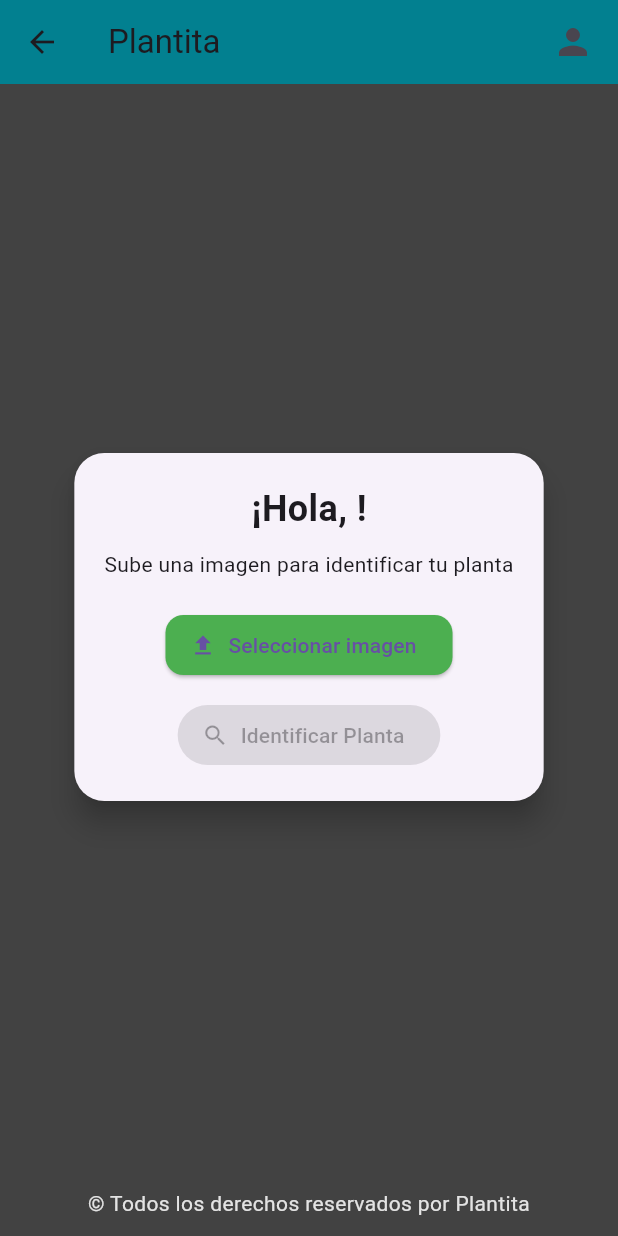
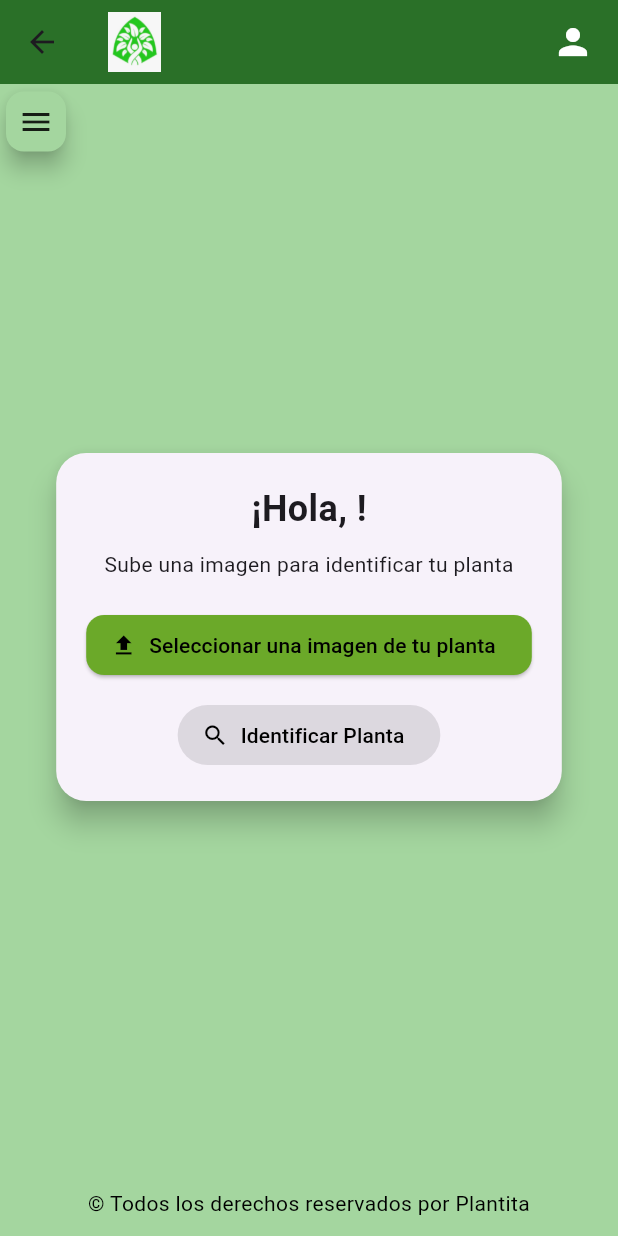
Before and after one commit to LlanterosTech/Fronted-MobileApp, a Flutter app: the PlantIdentifierPage screen opened by its route, on a phone screen of 412 x 824 dp. Run offline on Flutter 3.47's test engine with Material 3 defaults, Android fonts, the phone set to English and light mode, and no system bars; our stand-ins replace image_picker, shared_preferences; accounts and stored records are empty; network calls fail.

Commit message:
fix: change colors and add logo in PlantIdentifierPage

```diff
--- a/lib/features/stored-plants/presentation/plant_identifier_page.dart
+++ b/lib/features/stored-plants/presentation/plant_identifier_page.dart
@@ -4,6 +4,7 @@ import 'package:plantita_app_movil/features/stored-plants/data/remote/plant_serv
 import 'package:plantita_app_movil/features/stored-plants/domain/plant.dart';
 import 'dart:io';
 import 'package:image_picker/image_picker.dart';
+import 'package:plantita_app_movil/features/stored-plants/presentation/sidebar_widget.dart';
 
 class PlantIdentifierPage extends StatefulWidget {
   const PlantIdentifierPage({super.key});
@@ -18,6 +19,7 @@ class PlantIdentifierPageState extends State<PlantIdentifierPage> {
   Plant? identifiedPlant;
   String plantId = '';
   Map<String, dynamic>? formData;
+  bool isSidebarExpanded = false;
 
   final TextEditingController nameController = TextEditingController();
   final TextEditingController locationController = TextEditingController();
@@ -68,6 +70,7 @@ class PlantIdentifierPageState extends State<PlantIdentifierPage> {
         formData?['note'] = '';
         nameController.clear();
         locationController.clear();
+        noteController.clear();
       });
     } catch (error) {
       print("Error enviando datos del formulario: $error");
@@ -81,16 +84,19 @@ class PlantIdentifierPageState extends State<PlantIdentifierPage> {
   @override
   Widget build(BuildContext context) {
     return Scaffold(
-      backgroundColor: Colors.grey[800],
+      backgroundColor: const Color.fromARGB(255, 164, 214, 159),
       appBar: AppBar(
-        title: const Text("Plantita"),
-        backgroundColor: const Color(0xFF028090),
+        title: Image.asset('assets/logo.png', height: 40),
+        backgroundColor: const Color.fromARGB(255, 42, 112, 40),
         actions: const [
-          Icon(Icons.person, size: 28),
+          Icon(Icons.person, size: 28, color: Colors.white),
           SizedBox(width: 16),
         ],
       ),
-      body: Center(
+      body: Stack(
+        children: [
+          // Contenido principal
+          Center(
             child: SingleChildScrollView(
               padding: const EdgeInsets.all(24),
               child: Column(
@@ -98,7 +104,8 @@ class PlantIdentifierPageState extends State<PlantIdentifierPage> {
                   Card(
                     elevation: 8,
                     shape: RoundedRectangleBorder(
-                    borderRadius: BorderRadius.circular(20)),
+                      borderRadius: BorderRadius.circular(20),
+                    ),
                     child: Padding(
                       padding: const EdgeInsets.all(20.0),
                       child: Column(
@@ -107,32 +114,42 @@ class PlantIdentifierPageState extends State<PlantIdentifierPage> {
                               style: const TextStyle(
                                   fontSize: 24, fontWeight: FontWeight.bold)),
                           const SizedBox(height: 10),
-                      const Text("Sube una imagen para identificar tu planta"),
+                          const Text(
+                              "Sube una imagen para identificar tu planta"),
                           const SizedBox(height: 20),
                           ElevatedButton.icon(
                             onPressed: () async {
                               final picker = ImagePicker();
                               final pickedFile = await picker.pickImage(
-                              source: ImageSource.gallery);
+                                source: ImageSource.gallery,
+                              );
                               if (pickedFile != null) {
                                 setState(() {
                                   selectedImage = File(pickedFile.path);
                                 });
                               }
                             },
-                        icon: const Icon(Icons.upload),
-                        label: const Text("Seleccionar imagen"),
+                            icon: const Icon(Icons.upload, color: Colors.black),
+                            label: const Text(
+                                "Seleccionar una imagen de tu planta",
+                                style: TextStyle(
+                                    fontSize: 14, color: Colors.black)),
                             style: ElevatedButton.styleFrom(
-                          backgroundColor: Colors.green,
+                              backgroundColor:
+                                  const Color.fromARGB(255, 107, 169, 41),
                               shape: RoundedRectangleBorder(
-                              borderRadius: BorderRadius.circular(12)),
+                                borderRadius: BorderRadius.circular(12),
+                              ),
                             ),
                           ),
                           const SizedBox(height: 12),
                           ElevatedButton.icon(
-                        onPressed: selectedImage == null ? null : identifyPlant,
-                        icon: const Icon(Icons.search),
-                        label: const Text("Identificar Planta"),
+                            onPressed:
+                                selectedImage == null ? null : identifyPlant,
+                            icon: const Icon(Icons.search, color: Colors.black),
+                            label: const Text("Identificar Planta",
+                                style: TextStyle(
+                                    fontSize: 14, color: Colors.black)),
                           )
                         ],
                       ),
@@ -143,43 +160,78 @@ class PlantIdentifierPageState extends State<PlantIdentifierPage> {
                       children: [
                         const SizedBox(height: 30),
                         Card(
+                          color: const Color.fromARGB(255, 227, 243, 215),
                           child: Padding(
                             padding: const EdgeInsets.all(16.0),
                             child: Column(
                               children: [
-                            const Text("🌿 Resultado",
-                                style: TextStyle(fontSize: 20)),
+                                const Text("🌿 Resultado \n",
+                                    style: TextStyle(
+                                        fontSize: 22,
+                                        fontWeight: FontWeight.bold)),
                                 if (selectedImage != null)
                                   Image.file(selectedImage!),
-                            Text(
-                                "Nombre científico: ${identifiedPlant!.scientificName}"),
+                                const Text("\n"),
+                                RichText(
+                                  textAlign: TextAlign.center,
+                                  text: TextSpan(
+                                    children: [
+                                      const TextSpan(
+                                        text: 'Nombre científico: ',
+                                        style: TextStyle(
+                                          fontWeight: FontWeight.bold,
+                                          color: Colors.black,
+                                          fontSize: 16,
+                                        ),
+                                      ),
+                                      TextSpan(
+                                        text: identifiedPlant!.scientificName,
+                                        style: const TextStyle(
+                                          fontWeight: FontWeight.normal,
+                                          color: Colors.black,
+                                          fontSize: 16,
+                                        ),
+                                      ),
+                                    ],
+                                  ),
+                                )
                               ],
                             ),
                           ),
                         ),
                         const SizedBox(height: 16),
                         Card(
+                          color: const Color.fromARGB(255, 229, 242, 212),
                           child: Padding(
                             padding: const EdgeInsets.all(16.0),
                             child: Column(
                               crossAxisAlignment: CrossAxisAlignment.start,
                               children: [
-                            const Text("📋 Registra tu planta",
-                                style: TextStyle(fontSize: 18)),
+                                const Text("Registra tu planta \n",
+                                    style: TextStyle(
+                                        fontSize: 22,
+                                        fontWeight: FontWeight.bold)),
                                 TextField(
                                   controller: nameController,
-                              decoration:
-                                  const InputDecoration(labelText: "Nombre"),
+                                  decoration: const InputDecoration(
+                                      labelText: "Nombre"),
+                                  style: const TextStyle(
+                                      fontWeight: FontWeight.bold),
                                 ),
                                 TextField(
                                   controller: locationController,
-                              decoration:
-                                  const InputDecoration(labelText: "Ubicación"),
+                                  decoration: const InputDecoration(
+                                      labelText: "Ubicación"),
+                                  style: const TextStyle(
+                                      fontWeight: FontWeight.bold),
                                 ),
                                 TextField(
                                   controller: noteController,
                                   decoration: const InputDecoration(
-                                  labelText: "Descripción"),
+                                    labelText: "Descripción",
+                                  ),
+                                  style: const TextStyle(
+                                      fontWeight: FontWeight.bold),
                                 ),
                                 const SizedBox(height: 12),
                                 ElevatedButton(
@@ -194,10 +246,18 @@ class PlantIdentifierPageState extends State<PlantIdentifierPage> {
                                     submitForm();
                                   },
                                   style: ElevatedButton.styleFrom(
-                                  backgroundColor: Colors.green,
-                                  shape: const StadiumBorder()),
-                              child: const Text("Registrar"),
-                            )
+                                    backgroundColor:
+                                        const Color.fromARGB(255, 107, 169, 41),
+                                    shape: const StadiumBorder(),
+                                  ),
+                                  child: const Text(
+                                    "Enviar",
+                                    style: TextStyle(
+                                        fontSize: 16,
+                                        color: Colors.black,
+                                        fontWeight: FontWeight.bold),
+                                  ),
+                                ),
                               ],
                             ),
                           ),
@@ -208,12 +268,49 @@ class PlantIdentifierPageState extends State<PlantIdentifierPage> {
               ),
             ),
           ),
-      bottomNavigationBar: Padding(
-        padding: const EdgeInsets.all(12.0),
+
+          // Sidebar flotante
+          if (isSidebarExpanded)
+            Positioned(
+              top: kToolbarHeight - 55,
+              left: 0,
+              bottom: 0,
+              child: SideBarWidget(
+                userName: userName,
+                isExpanded: true,
+                onToggle: () {
+                  setState(() {
+                    isSidebarExpanded = false;
+                  });
+                },
+              ),
+            ),
+
+          // Botón de menú flotante si el sidebar está cerrado
+          if (!isSidebarExpanded)
+            Positioned(
+              top: kToolbarHeight - 55,
+              left: 0,
+              child: FloatingActionButton(
+                mini: true,
+                onPressed: () {
+                  setState(() {
+                    isSidebarExpanded = true;
+                  });
+                },
+                backgroundColor: const Color.fromARGB(255, 164, 214, 159),
+                foregroundColor: Colors.black87,
+                child: const Icon(Icons.menu),
+              ),
+            ),
+        ],
+      ),
+      bottomNavigationBar: const Padding(
+        padding: EdgeInsets.all(12.0),
         child: Text(
           '© Todos los derechos reservados por Plantita',
           textAlign: TextAlign.center,
-          style: TextStyle(color: Colors.white.withValues(alpha: 0.85)),
+          style: TextStyle(color: Colors.black),
         ),
       ),
     );
```
Also changed, not shown: lib/features/stored-plants/presentation/sidebar_widget.dart (added, +94 -0 lines). Lines whose indentation alone changed are shown as unchanged.
